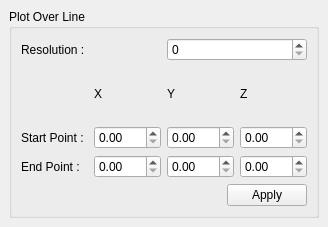
CCSEPBVR/CS-IS-PBVR, file Client/Widgets/PlotOverLIne.ui: the form before one commit.
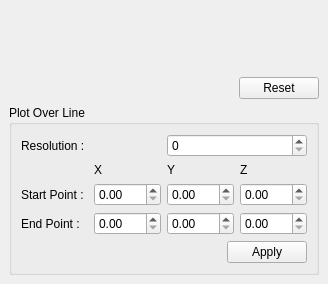
The form after the commit. Custom widgets are drawn as their Qt base class.

```diff
--- a/Client/Widgets/PlotOverLIne.ui
+++ b/Client/Widgets/PlotOverLIne.ui
@@ -7,7 +7,7 @@
     <x>0</x>
     <y>0</y>
     <width>328</width>
-    <height>227</height>
+    <height>284</height>
    </rect>
   </property>
   <property name="windowTitle">
@@ -15,51 +15,89 @@
   </property>
   <widget class="QWidget" name="dockWidgetContents">
    <layout class="QGridLayout" name="gridLayout">
-    <item row="0" column="0">
+    <item row="2" column="1">
+     <widget class="QPushButton" name="resetPushButton">
+      <property name="text">
+       <string>Reset</string>
+      </property>
+     </widget>
+    </item>
+    <item row="2" column="0">
+     <spacer name="horizontalSpacer_2">
+      <property name="orientation">
+       <enum>Qt::Horizontal</enum>
+      </property>
+      <property name="sizeHint" stdset="0">
+       <size>
+        <width>40</width>
+        <height>20</height>
+       </size>
+      </property>
+     </spacer>
+    </item>
+    <item row="4" column="0" colspan="2">
      <widget class="QGroupBox" name="groupBox">
+      <property name="sizePolicy">
+       <sizepolicy hsizetype="Preferred" vsizetype="Fixed">
+        <horstretch>0</horstretch>
+        <verstretch>0</verstretch>
+       </sizepolicy>
+      </property>
       <property name="title">
        <string>Plot Over Line</string>
       </property>
       <layout class="QGridLayout" name="gridLayout_3">
-       <item row="1" column="1">
-        <widget class="QPushButton" name="applyPushButton">
-         <property name="text">
-          <string>Apply</string>
-         </property>
-        </widget>
-       </item>
-       <item row="1" column="0">
-        <spacer name="horizontalSpacer">
-         <property name="orientation">
-          <enum>Qt::Horizontal</enum>
-         </property>
-         <property name="sizeHint" stdset="0">
-          <size>
-           <width>40</width>
-           <height>20</height>
-          </size>
-         </property>
-        </spacer>
-       </item>
-       <item row="0" column="0" colspan="2">
+       <item row="1" column="0" colspan="2">
         <layout class="QGridLayout" name="gridLayout_2">
-         <item row="3" column="1">
-          <widget class="QDoubleSpinBox" name="endPointXDoubleSpinBox"/>
+         <item row="3" column="3">
+          <widget class="QDoubleSpinBox" name="endPointZDoubleSpinBox"/>
          </item>
-         <item row="1" column="1" alignment="">
+         <item row="0" column="0" colspan="2">
+          <widget class="QLabel" name="label_3">
+           <property name="text">
+            <string>Resolution : </string>
+           </property>
+          </widget>
+         </item>
+         <item row="2" column="3">
+          <widget class="QDoubleSpinBox" name="startPointZDoubleSpinBox"/>
+         </item>
+         <item row="1" column="1">
           <widget class="QLabel" name="label_5">
            <property name="text">
             <string>X</string>
            </property>
           </widget>
          </item>
-         <item row="1" column="3" alignment="">
+         <item row="0" column="2" colspan="2">
+          <widget class="QSpinBox" name="resolutionSpinBox"/>
+         </item>
+         <item row="3" column="2">
+          <widget class="QDoubleSpinBox" name="endPointYDoubleSpinBox"/>
+         </item>
+         <item row="3" column="1">
+          <widget class="QDoubleSpinBox" name="endPointXDoubleSpinBox"/>
+         </item>
+         <item row="2" column="1">
+          <widget class="QDoubleSpinBox" name="startPointXDoubleSpinBox"/>
+         </item>
+         <item row="3" column="0">
+          <widget class="QLabel" name="label_2">
+           <property name="text">
+            <string>End Point : </string>
+           </property>
+          </widget>
+         </item>
+         <item row="1" column="3">
           <widget class="QLabel" name="label_7">
            <property name="text">
             <string>Z</string>
            </property>
           </widget>
          </item>
+         <item row="2" column="2">
+          <widget class="QDoubleSpinBox" name="startPointYDoubleSpinBox"/>
+         </item>
          <item row="2" column="0">
           <widget class="QLabel" name="label">
            <property name="text">
@@ -67,53 +105,52 @@
            </property>
           </widget>
          </item>
-         <item row="2" column="3">
-          <widget class="QDoubleSpinBox" name="startPointZDoubleSpinBox"/>
-         </item>
-         <item row="3" column="3">
-          <widget class="QDoubleSpinBox" name="endPointZDoubleSpinBox"/>
-         </item>
-         <item row="3" column="0">
-          <widget class="QLabel" name="label_2">
-           <property name="text">
-            <string>End Point : </string>
-           </property>
-          </widget>
-         </item>
-         <item row="2" column="1">
-          <widget class="QDoubleSpinBox" name="startPointXDoubleSpinBox"/>
-         </item>
-         <item row="3" column="2">
-          <widget class="QDoubleSpinBox" name="endPointYDoubleSpinBox"/>
-         </item>
-         <item row="0" column="0" colspan="2">
-          <widget class="QLabel" name="label_3">
-           <property name="text">
-            <string>Resolution : </string>
-           </property>
-          </widget>
-         </item>
-         <item row="1" column="2" alignment="">
+         <item row="1" column="2">
           <widget class="QLabel" name="label_6">
            <property name="text">
             <string>Y</string>
            </property>
           </widget>
          </item>
-         <item row="2" column="2">
-          <widget class="QDoubleSpinBox" name="startPointYDoubleSpinBox"/>
-         </item>
-         <item row="0" column="2" colspan="2">
-          <widget class="QSpinBox" name="resolutionSpinBox"/>
-         </item>
         </layout>
        </item>
+       <item row="2" column="0">
+        <spacer name="horizontalSpacer">
+         <property name="orientation">
+          <enum>Qt::Horizontal</enum>
+         </property>
+         <property name="sizeHint" stdset="0">
+          <size>
+           <width>40</width>
+           <height>20</height>
+          </size>
+         </property>
+        </spacer>
+       </item>
+       <item row="2" column="1">
+        <widget class="QPushButton" name="applyPushButton">
+         <property name="text">
+          <string>Apply</string>
+         </property>
+        </widget>
+       </item>
       </layout>
      </widget>
     </item>
+    <item row="1" column="0" colspan="2">
+     <widget class="QCustomPlot" name="customPlot" native="true"/>
+    </item>
    </layout>
   </widget>
  </widget>
+ <customwidgets>
+  <customwidget>
+   <class>QCustomPlot</class>
+   <extends>QWidget</extends>
+   <header>ExtendedQT/qcustomplot.h</header>
+   <container>1</container>
+  </customwidget>
+ </customwidgets>
  <resources/>
  <connections/>
 </ui>
```
